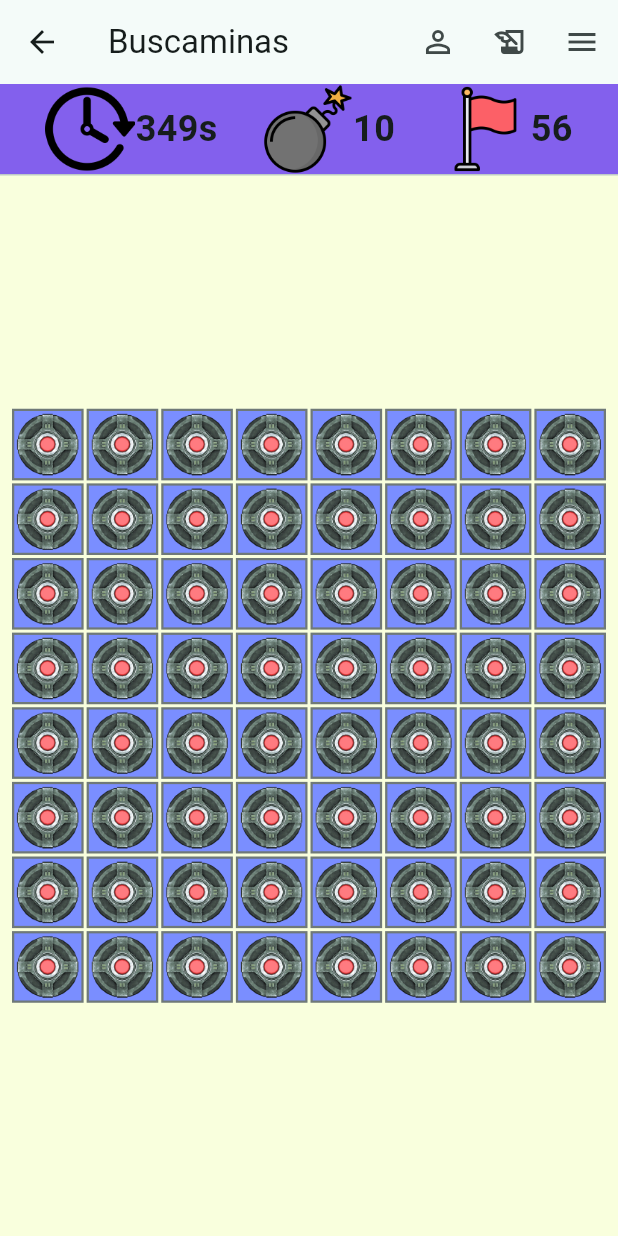
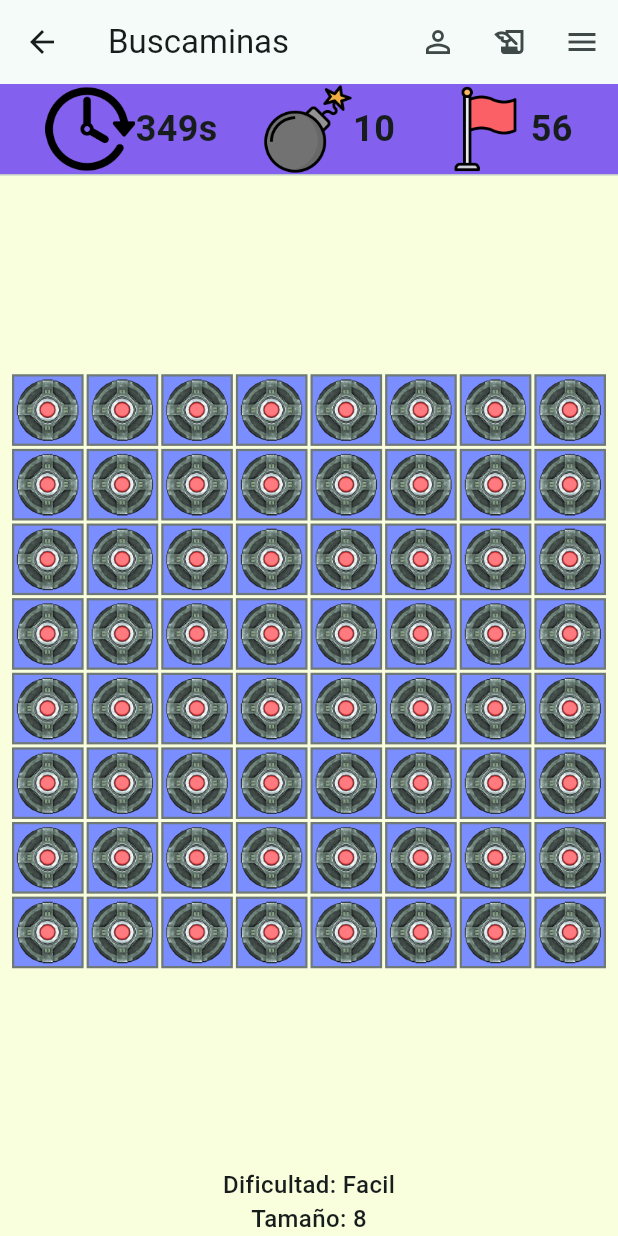
Before and after one commit to Kaelleon/3479A321_2024479025, a Flutter app: the screen it shows after launch, after a tap on "Jugar", on a phone screen of 412 x 824 dp. Run offline on Flutter 3.47's test engine with Material 3 defaults, Android fonts, the light colour scheme and no system bars; our stand-ins replace logger.

Commit message:
recepción de información

```diff
--- a/lib/ui/screens/menu_screen.dart
+++ b/lib/ui/screens/menu_screen.dart
@@ -19,7 +19,7 @@ class MenuScreen extends StatelessWidget
             const Text('Buscamina'),
             ElevatedButton
             (
-              onPressed: () => Navigator.pushNamed(context, '/game'),
+              onPressed: () => Navigator.pushNamed(context, '/game', arguments: {'difficulty': 'Facil', 'gridSize': 8},),
               child: const Text('Jugar'),
             ),
             ElevatedButton
--- a/lib/ui/screens/minesweeper_screen.dart
+++ b/lib/ui/screens/minesweeper_screen.dart
@@ -1,8 +1,5 @@
 import 'package:flutter/material.dart';
-import 'package:flutter_application_1/ui/screens/history_screen.dart';
-import 'package:flutter_application_1/ui/screens/menu_screen.dart';
 import 'package:flutter_application_1/ui/widgets/mine_cell.dart';
-import 'package:flutter_application_1/ui/screens/about.dart';
 
 class MinesweeperScreen extends StatelessWidget
 {
@@ -10,6 +7,11 @@ class MinesweeperScreen extends StatelessWidget
     @override
   Widget build(BuildContext context)
   {
+    final args =ModalRoute.of(context)?.settings.arguments as Map<String, dynamic>?;
+
+    // Definimos valores por defecto (Fallback) en caso de que lleguen nulos
+    final String difficulty = args?['difficulty'] ?? 'Desconocida';
+    final int gridSize = args?['gridSize'] ?? 8;
     return Scaffold
     (
       appBar: AppBar(title: const Text('Buscaminas'),
@@ -104,10 +106,12 @@ class MinesweeperScreen extends StatelessWidget
             ),
               const Divider(height: 1),
               // Área de Juego
-              Expanded
+            Expanded
             ( // Expande el tablero para llenar la pantalla
               child: _gameBoard(),
             ),
+            Text('Dificultad: $difficulty'),
+            Text('Tamaño: $gridSize'),
           ],
         ),
       ),
```
